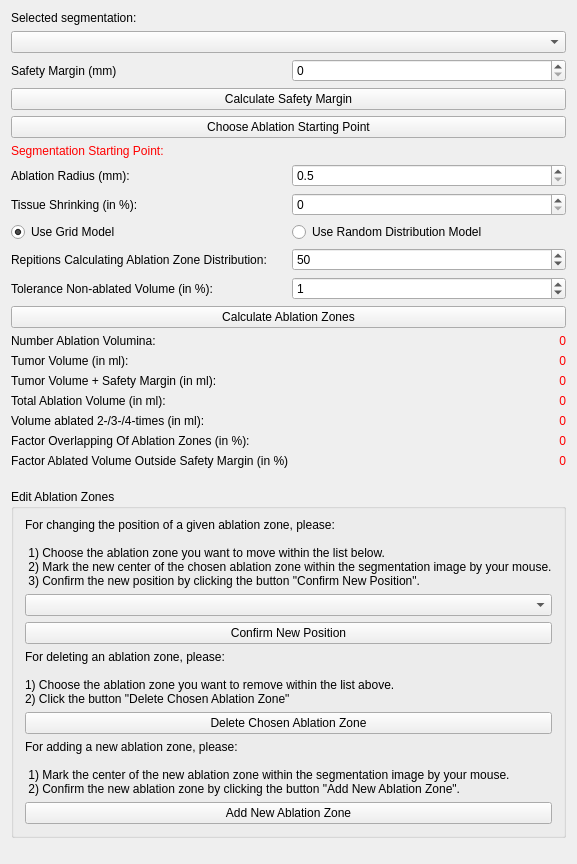
Qt form Plugins/org.mitk.gui.qt.ablationplanning/src/internal/QmitkAblationPlanningViewControls.ui (alaansheikhani/MITK) before a commit.
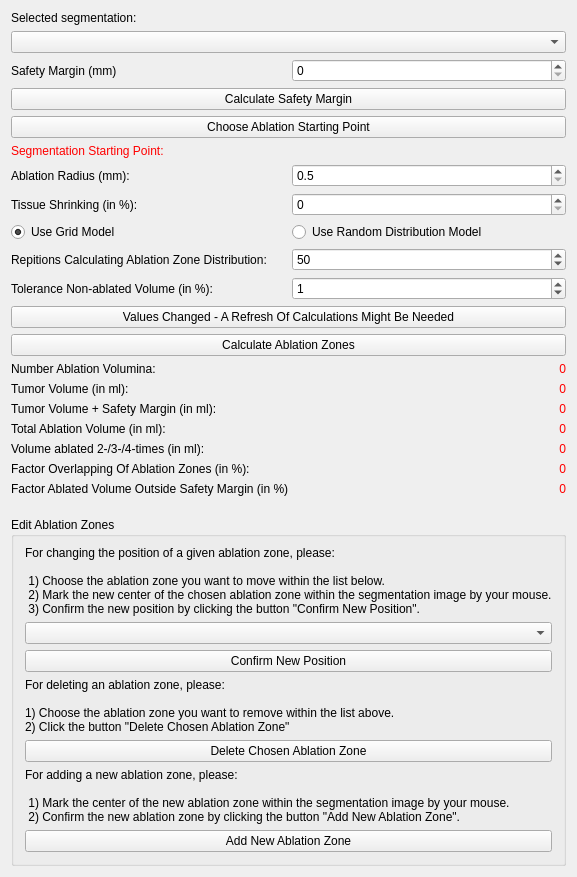
The same form after that commit. Icons and pictures are not drawn. Custom widgets are drawn as their Qt base class.

Commit message: Added info when changing calculation options after a done calculation.

The edit to the form file:
```diff
--- a/Plugins/org.mitk.gui.qt.ablationplanning/src/internal/QmitkAblationPlanningViewControls.ui
+++ b/Plugins/org.mitk.gui.qt.ablationplanning/src/internal/QmitkAblationPlanningViewControls.ui
@@ -214,6 +214,17 @@
      </item>
     </layout>
    </item>
+   <item>
+    <widget class="QPushButton" name="refreshCalculationsPushButton">
+     <property name="text">
+      <string>Values Changed - A Refresh Of Calculations Might Be Needed</string>
+     </property>
+     <property name="icon">
+      <iconset resource="../../../../../src/Modules/USUI/resources/USUI.qrc">
+       <normaloff>:/USUI/restart.png</normaloff>:/USUI/restart.png</iconset>
+     </property>
+    </widget>
+   </item>
    <item>
     <widget class="QPushButton" name="calculateAblationZonesPushButton">
      <property name="text">
```
The commit also changes 2 other files.
